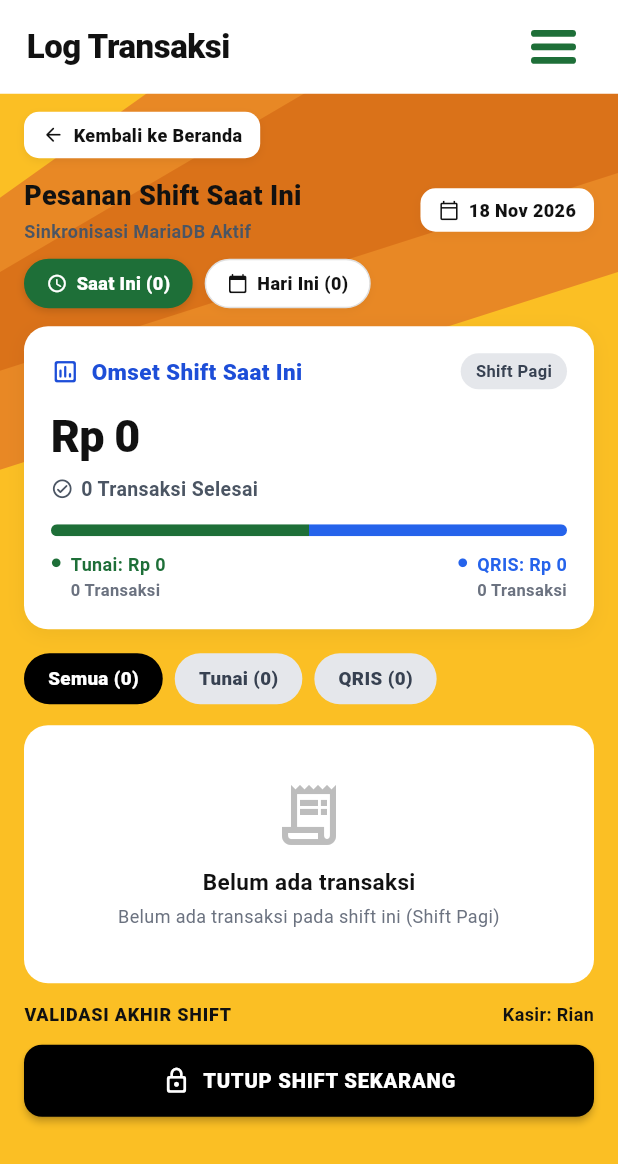
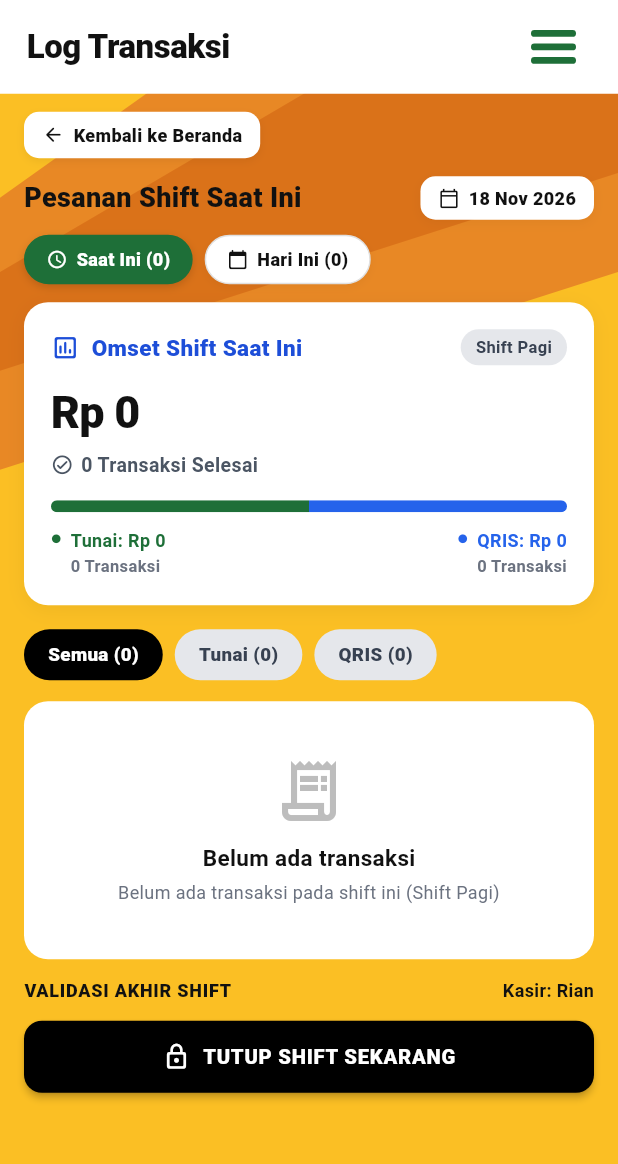
Before and after one commit to Ayradd24/flutter_prekduadara, a Flutter app: the LogTransaksiPage screen opened directly, on a phone screen of 412 x 824 dp. Shown: the top 1164 px of the screen. Run offline on Flutter 3.47's test engine with Material 3 defaults, Android fonts, the phone set to English and light mode, and no system bars; our stand-ins replace drift, flutter_secure_storage, shared_preferences; accounts and stored records are empty; generated files the repository leaves out were written again; network calls fail.

Commit message:
fix(ui): hapus tulisan tersimpan di mariadb dan sinkronisasi mariadb aktif pada aplikasi

```diff
--- a/lib/pages/LogTransaksi.dart
+++ b/lib/pages/LogTransaksi.dart
@@ -544,7 +544,7 @@ class _LogTransaksiPageState extends State<LogTransaksiPage> {
                                       _selectedFilter == 'Semua'
                                           ? (_periodFilter == 'Saat Ini'
                                               ? 'Belum ada transaksi pada shift ini ($_effectiveShift)'
-                                              : 'Belum ada transaksi hari ini di MariaDB')
+                                              : 'Belum ada transaksi hari ini')
                                           : 'Tidak ada transaksi dengan metode $_selectedFilter',
                                       textAlign: TextAlign.center,
                                       style: const TextStyle(fontSize: 12, color: subTextGrey),
@@ -744,15 +744,7 @@ class _LogTransaksiPageState extends State<LogTransaksiPage> {
                     color: textDark,
                   ),
                 ),
-                const SizedBox(height: 2),
-                const Text(
-                  'Sinkronisasi MariaDB Aktif',
-                  style: TextStyle(
-                    fontSize: 12,
-                    fontWeight: FontWeight.w600,
-                    color: Color(0xFF4B5563),
-                  ),
-                ),
+
               ],
             ),
             Container(
--- a/lib/pages/Login.dart
+++ b/lib/pages/Login.dart
@@ -191,7 +191,7 @@ class _LoginPageState extends State<LoginPage> {
                           ),
                           SizedBox(height: 2),
                           Text(
-                            'Tersinkronisasi dengan Database MariaDB',
+                            'Tersinkronisasi dengan sistem',
                             style: TextStyle(fontSize: 11.5, fontWeight: FontWeight.w600, color: subTextGrey),
                           ),
                         ],
```
Also changed, not shown: lib/pages/Transaksi.dart (+1 -19 lines).
